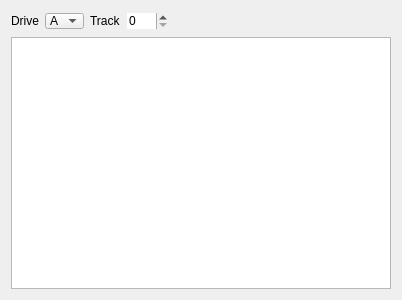
Above: ui/dbgwidgets/form_fdddump.ui from samstyle/Xpeccy before the change. Below: the same form after it.
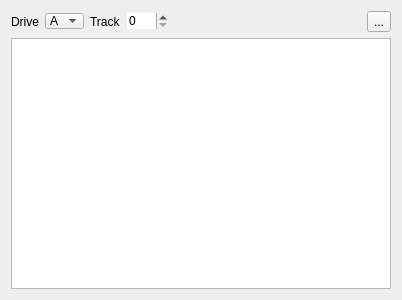
That is the form after the change. Icons and pictures are not drawn. Custom widgets are drawn as their Qt base class.

Diff of the .ui file:
```diff
--- a/ui/dbgwidgets/form_fdddump.ui
+++ b/ui/dbgwidgets/form_fdddump.ui
@@ -89,6 +89,17 @@
        </property>
       </spacer>
      </item>
+     <item>
+      <widget class="QToolButton" name="tbTarget">
+       <property name="text">
+        <string>...</string>
+       </property>
+       <property name="icon">
+        <iconset resource="../../xpeccy.qrc">
+         <normaloff>:/images/target.png</normaloff>:/images/target.png</iconset>
+       </property>
+      </widget>
+     </item>
     </layout>
    </item>
    <item>
```
Left out of the diff: 4 changed lines with no effect on the pictures.
